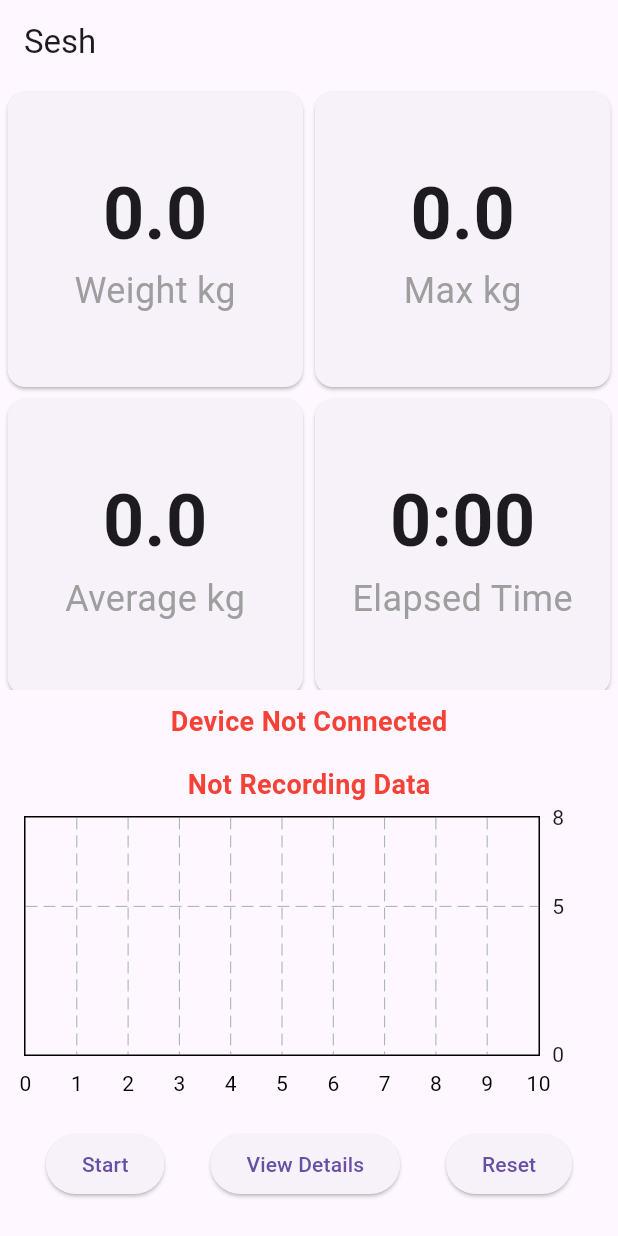
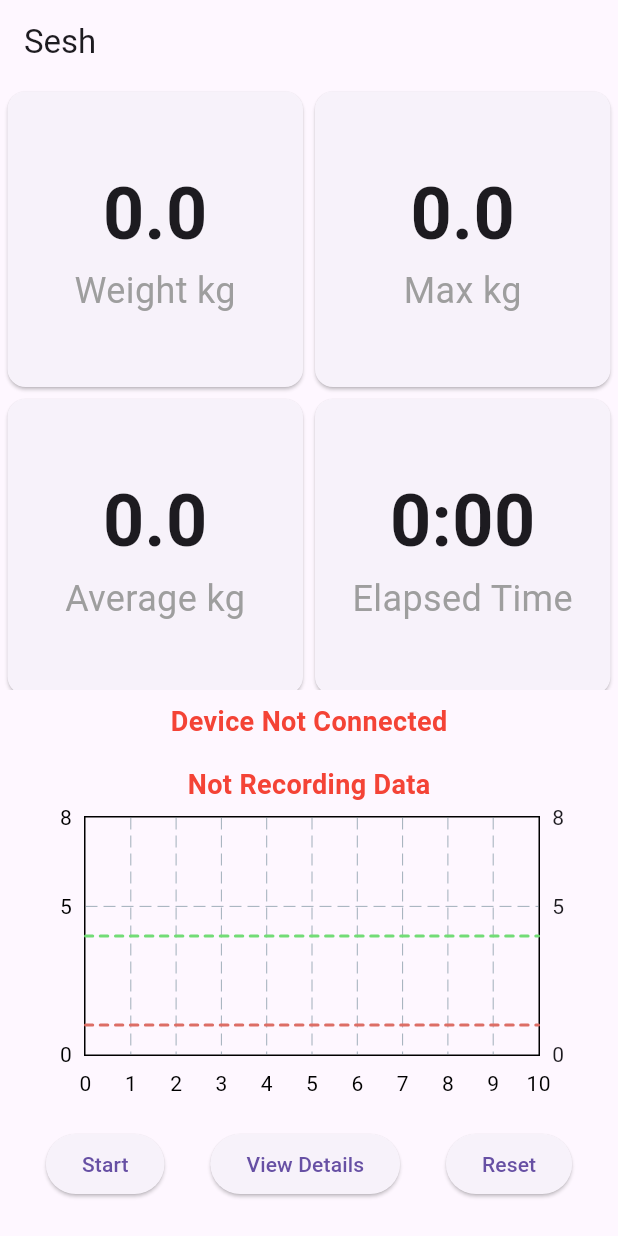
Before and after one commit to billykeyss/sesh-trainer, a Flutter app: the screen it shows after launch, on a phone screen of 412 x 824 dp. Run offline on Flutter 3.47's test engine with Material 3 defaults, Android fonts, the phone set to English and light mode, and no system bars; drawn by our look-alikes of fl_chart; our stand-ins replace flutter_blue, permission_handler.

Commit message:
Add UI improvements

```diff
--- a/lib/screens/home_screen.dart
+++ b/lib/screens/home_screen.dart
@@ -31,6 +31,7 @@ class _ScaleHomePageState extends State<ScaleHomePage> {
   bool recordData = false;
   int lastDataReceivedTime = 0;
   int lastUpdateTime = 0;
+  int sessionStartTime = 0;
   String weightUnit = Info.Kilogram;
   Stopwatch stopwatch = Stopwatch(); // Stopwatch to track elapsed time
   String elapsedTime = '0:00';
@@ -77,11 +78,8 @@ class _ScaleHomePageState extends State<ScaleHomePage> {
       if (recordData) {
         int currentTime = DateTime.now().millisecondsSinceEpoch;
 
-        if (currentTime - lastUpdateTime > 250) {
         double elapsedTimeInSeconds = stopwatch.elapsedMilliseconds / 1000.0;
         graphData.add(FlSpot(elapsedTimeInSeconds, newWeight));
-          lastUpdateTime = currentTime;
-        }
 
         if (graphData.isNotEmpty) {
           int timeDelta = currentTime - lastUpdateTime;
@@ -102,6 +100,7 @@ class _ScaleHomePageState extends State<ScaleHomePage> {
                 (weightRecords.reduce((a, b) => a + b) / weightRecords.length)
                     .toStringAsFixed(1))
             : 0.0;
+        lastUpdateTime = currentTime;
       }
     });
   }
@@ -109,14 +108,13 @@ class _ScaleHomePageState extends State<ScaleHomePage> {
   void resetData() {
     setState(() {
       weight = null;
+      recordData = false;
       graphData.clear();
       weightRecords.clear();
       averageWeight = 0.0;
-      totalLoad = 0.0; // Reset total load
-      maxWeights = {
-        Info.Kilogram: 0.0,
-        Info.Pounds: 0.0
-      }; // Reset max weights map
+      totalLoad = 0.0;
+      sessionStartTime = 0;
+      maxWeights = {Info.Kilogram: 0.0, Info.Pounds: 0.0};
       stopwatch.reset();
     });
   }
@@ -135,6 +133,7 @@ class _ScaleHomePageState extends State<ScaleHomePage> {
     setState(() {
       recordData = true;
       stopwatch.start();
+      sessionStartTime = DateTime.now().millisecondsSinceEpoch;
       timer = Timer.periodic(const Duration(seconds: 1), (Timer timer) {
         if (!recordData) {
           timer.cancel();
@@ -151,8 +150,7 @@ if (graphData.isNotEmpty) {
         builder: (BuildContext context) {
           return AlertDialog(
             title: const Text("Session Stopped"),
-              content:
-                  const Text("Would you like to view the session details?"),
+            content: const Text("Would you like to view the session details?"),
             actions: <Widget>[
               TextButton(
                 child: const Text("Cancel"),
@@ -170,6 +168,7 @@ if (graphData.isNotEmpty) {
                       builder: (context) => SessionDetailsPage(
                         graphData: graphData,
                         maxWeight: maxWeights[weightUnit] ?? 0.0,
+                        sessionStartTime: sessionStartTime,
                         totalLoad: totalLoad,
                         averageWeight: averageWeight,
                         elapsedTimeString: formatElapsedTime(stopwatch.elapsed),
@@ -225,10 +224,10 @@ if (graphData.isNotEmpty) {
                     title: 'Elapsed Time',
                     value: formatElapsedTime(stopwatch.elapsed),
                     unit: ''),
-                // DisplayCard(
-                //     title: 'Total Load (AUC)',
-                //     value: '${totalLoad.toStringAsFixed(2)}',
-                //     unit: '$weightUnit*s'),
+                DisplayCard(
+                    title: 'Total Load (AUC)',
+                    value: '${totalLoad.toStringAsFixed(2)}',
+                    unit: '$weightUnit*s'),
               ],
             ),
           ),
--- a/lib/widgets/weight_graph.dart
+++ b/lib/widgets/weight_graph.dart
@@ -11,11 +11,13 @@ class WeightGraph extends StatelessWidget {
   Widget build(BuildContext context) {
     double minY = 0;
     double maxY = 5;
+    double maxWeight = maxY;
 
     if (graphData.isNotEmpty) {
       double dataMaxY =
           graphData.map((spot) => spot.y).reduce((a, b) => a > b ? a : b);
       maxY = dataMaxY > 5 ? dataMaxY : 5; // Ensure maxY is at least 5
+      maxWeight = dataMaxY;
     }
 
     double maxX = graphData.isNotEmpty
@@ -23,20 +25,42 @@ class WeightGraph extends StatelessWidget {
         : 10.0; // Ensure there's a default value that's a multiple of 10
 
     double interval = (maxX - 0) / 10;
+    double chartHeight = 200.0; // The height of the chart (from SizedBox)
+    double chartWidth = 800.0;
+    double scaleFactor = chartHeight / (maxY); // Calculate pixels per unit
+
     return SizedBox(
-      height: 200,
-      child: LineChart(
+      height: chartHeight,
+      width: chartWidth,
+      child: Stack(
+        children: [
+          LineChart(
             LineChartData(
               gridData: const FlGridData(show: true),
               borderData: FlBorderData(show: true),
               titlesData: FlTitlesData(
-            leftTitles: const AxisTitles(
-              sideTitles: SideTitles(showTitles: false),
+                leftTitles: AxisTitles(
+                  sideTitles: SideTitles(
+                    showTitles: true,
+                    reservedSize: 40,
+                    getTitlesWidget: (value, meta) {
+                      return SideTitleWidget(
+                        axisSide: meta.axisSide,
+                        child: Text(
+                          value.toInt().toString(),
+                          style: const TextStyle(
+                            fontSize: 14,
+                            color: Colors.black,
+                          ),
+                        ),
+                      );
+                    },
+                  ),
                 ),
                 bottomTitles: AxisTitles(
                   sideTitles: SideTitles(
                     showTitles: true,
-                reservedSize: 40, // Space reserved for bottom titles
+                    reservedSize: 40,
                     interval: interval,
                     getTitlesWidget: (value, meta) {
                       return SideTitleWidget(
@@ -64,14 +88,62 @@ class WeightGraph extends StatelessWidget {
                   barWidth: 2,
                   belowBarData: BarAreaData(show: true),
                 ),
+                LineChartBarData(
+                  spots: [
+                    FlSpot(0, maxWeight * 0.2),
+                    FlSpot(maxX, maxWeight * 0.2),
+                  ],
+                  isCurved: false,
+                  color: const Color.fromARGB(255, 221, 110, 102),
+                  barWidth: 2,
+                  isStrokeCapRound: true,
+                  dotData: const FlDotData(show: false),
+                  dashArray: [5, 5],
+                ),
+                LineChartBarData(
+                  spots: [
+                    FlSpot(0, maxWeight * 0.8),
+                    FlSpot(maxX, maxWeight * 0.8),
+                  ],
+                  isCurved: false,
+                  color: const Color.fromARGB(255, 114, 220, 118),
+                  barWidth: 2,
+                  isStrokeCapRound: true,
+                  dotData: const FlDotData(show: false),
+                  dashArray: [5, 5],
+                ),
               ],
               minY: minY,
               maxY: (maxY + 2.5).roundToDouble(),
               minX: 0,
-          maxX: graphData.isNotEmpty
-              ? roundToNearest10(graphData.last.x + 5)
-              : 10.0,
+              maxX: maxX,
             ),
+          ),
+          // Positioned(
+          //   right: 0,
+          //   top: chartHeight - (maxWeight * 0.4 * scaleFactor), // Position for 20%
+          //   child: Text(
+          //     '20%',
+          //     style: TextStyle(
+          //       color: Colors.red,
+          //       fontSize: 16,
+          //       fontWeight: FontWeight.bold,
+          //     ),
+          //   ),
+          // ),
+          // Positioned(
+          //   right: 0,
+          //   top: chartHeight - (maxWeight * 0.76 * scaleFactor), // Position for 80%
+          //   child: Text(
+          //     '80%',
+          //     style: TextStyle(
+          //       color: Colors.green,
+          //       fontSize: 16,
+          //       fontWeight: FontWeight.bold,
+          //     ),
+          //   ),
+          // ),
+        ],
       ),
     );
   }
--- a/pubspec.yaml
+++ b/pubspec.yaml
@@ -33,6 +33,7 @@ dependencies:
   flutter_blue: 0.8.0
   fl_chart: 0.68.0
   permission_handler: 11.2.0
+  intl: 0.17.0
 
 
   # The following adds the Cupertino Icons font to your application.
```
Also changed, not shown: lib/screens/session_details_page.dart (+20 -74 lines), pubspec.lock. Lines whose indentation alone changed are shown as unchanged.
